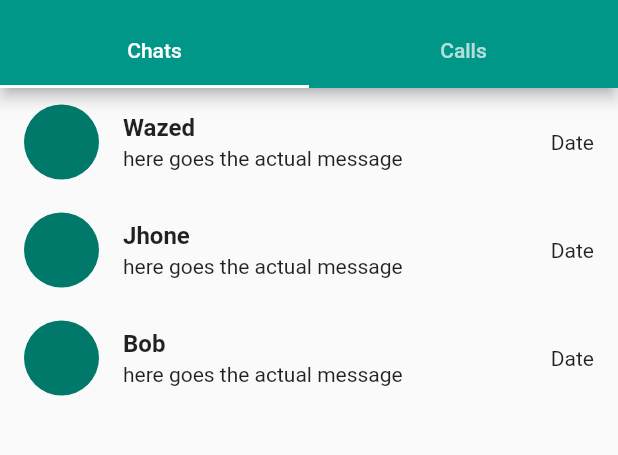
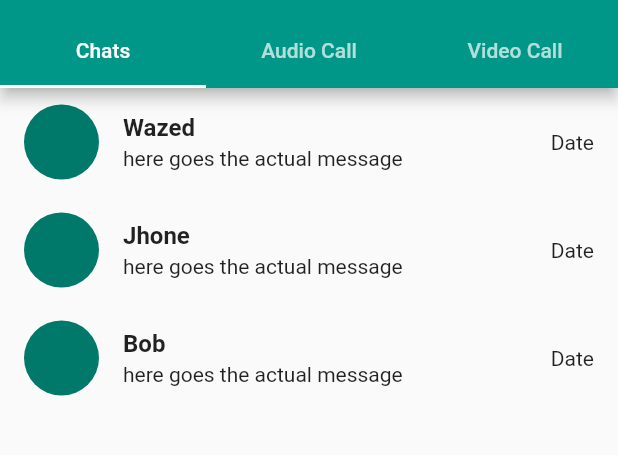
Before and after one commit to mdwazed/e2e, a Flutter app: the screen it shows after launch, on a phone screen of 412 x 824 dp, the part 68-523 px from its top. Run offline on Flutter 3.47's test engine with Material 2 defaults, Android fonts, the phone set to English and light mode, and no system bars; our stand-ins replace expandable, flutter_chat_bubble, socket_io_client, wakelock; missing offline and left inert: flutter_ringtone_player, flutter_webrtc, openpgp, sdp_transform, wakelock_web; Roboto replaces fonts that are missing (Georgia, Hind).

Commit message:
video call page added

```diff
--- a/lib/pages/home_page.dart
+++ b/lib/pages/home_page.dart
@@ -1,4 +1,5 @@
 import 'package:e2e/pages/audio_call_page.dart';
+import 'package:e2e/pages/video_call_page.dart';
 import "package:flutter/material.dart";
 
 import 'chat_page.dart';
@@ -15,7 +16,7 @@ class _HomePageState extends State<HomePage> with SingleTickerProviderStateMixin
   @override
   void initState() {
     super.initState();
-    _controller = TabController(length: 2, vsync: this, initialIndex: 0);
+    _controller = TabController(length: 3, vsync: this, initialIndex: 0);
   }
   @override
   Widget build(BuildContext context) {
@@ -55,7 +56,10 @@ class _HomePageState extends State<HomePage> with SingleTickerProviderStateMixin
               text: "Chats",
             ),
             Tab(
-              text: "Calls",
+              text: "Audio Call",
+            ),
+            Tab(
+              text: "Video Call",
             ),
           ],
         ),
@@ -65,6 +69,7 @@ class _HomePageState extends State<HomePage> with SingleTickerProviderStateMixin
         children: const [
           ChatPage(),
           AudioCallPage(),
+          VideoCallPage(),
           // Padding(padding: EdgeInsets.all(0),)
         ],
       ),
```
